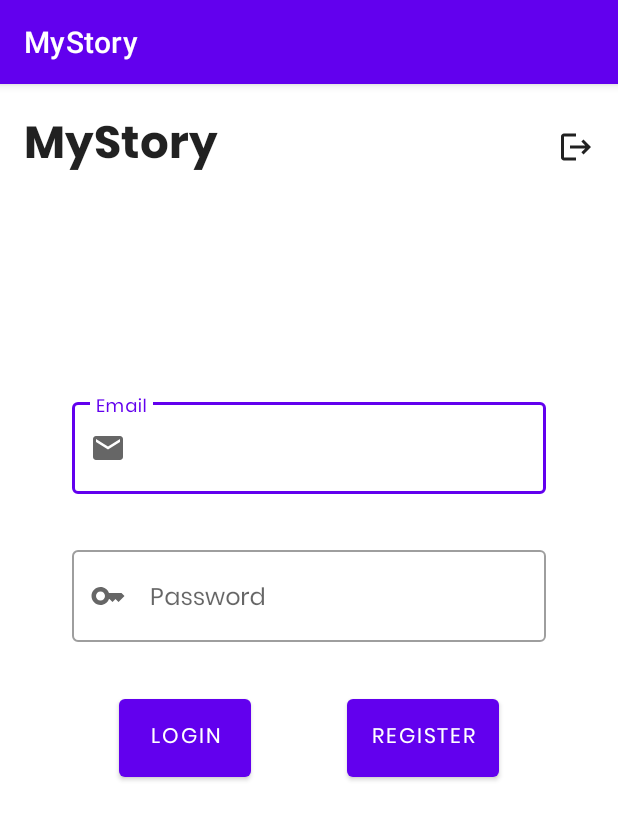
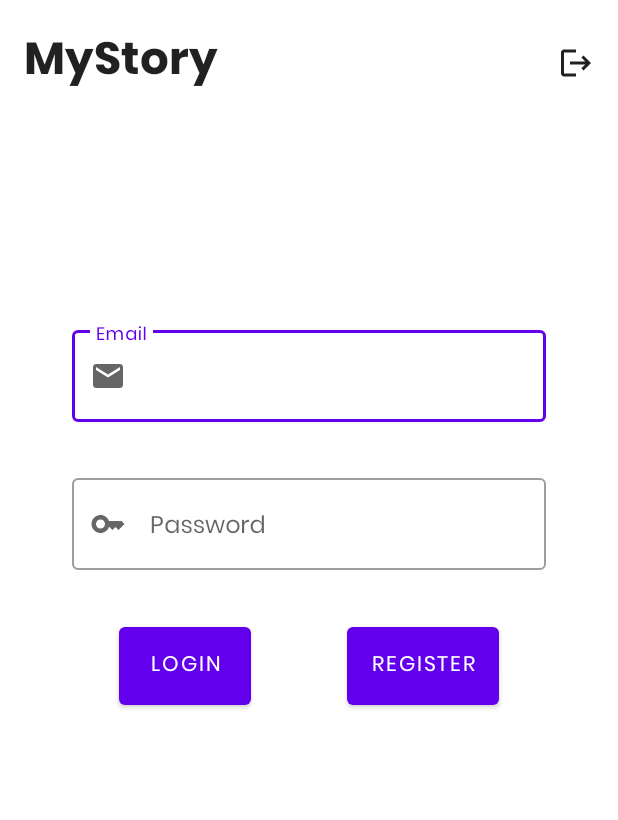
Before and after one commit to dionpouw/MyStory, an Android app: the screen it shows after launch (MainActivity), on a phone screen of 412 x 824 dp. Shown: the top 820 px of the screen. Run offline under Robolectric (Android 15) with nearby library versions, the phone set to English and light mode, and no system bars; our stand-ins replace Dagger/Hilt's generated code.

Commit message:
Theme no actionbar

```diff
--- a/app/src/main/res/values-night/themes.xml
+++ b/app/src/main/res/values-night/themes.xml
@@ -1,6 +1,6 @@
 <resources xmlns:tools="http://schemas.android.com/tools">
     <!-- Base application theme. -->
-    <style name="Theme.MyStory" parent="Theme.MaterialComponents.DayNight.DarkActionBar">
+    <style name="Theme.MyStory" parent="Theme.MaterialComponents.DayNight.NoActionBar">
         <!-- Primary brand color. -->
         <item name="colorPrimary">@color/purple_200</item>
         <item name="colorPrimaryVariant">@color/purple_700</item>
--- a/app/src/main/res/values/themes.xml
+++ b/app/src/main/res/values/themes.xml
@@ -1,6 +1,6 @@
 <resources>
     <!-- Base application theme. -->
-    <style name="Theme.MyStory" parent="Theme.MaterialComponents.DayNight.DarkActionBar">
+    <style name="Theme.MyStory" parent="Theme.MaterialComponents.DayNight.NoActionBar">
         <!-- Primary brand color. -->
         <item name="colorPrimary">@color/purple_500</item>
         <item name="colorPrimaryVariant">@color/purple_700</item>
```
